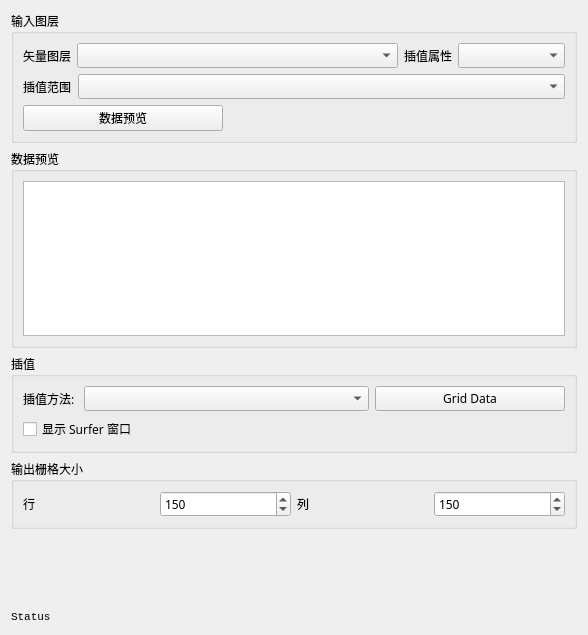
The window that SurferInQGIS/ui/Grid.ui (liuxspro/SurferInQGIS) describes before a commit, drawn with Qt 5.
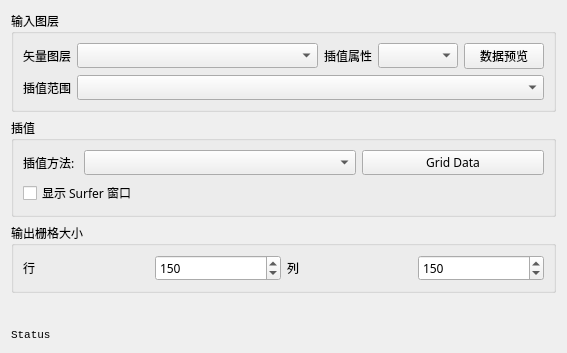
The same window after the commit. Custom widgets are drawn as their Qt base class.

Commit message: Chore: 调整数据预览为弹出窗口

What changed in the file:
```diff
--- a/SurferInQGIS/ui/Grid.ui
+++ b/SurferInQGIS/ui/Grid.ui
@@ -6,8 +6,8 @@
    <rect>
     <x>0</x>
     <y>0</y>
-    <width>588</width>
-    <height>635</height>
+    <width>567</width>
+    <height>353</height>
    </rect>
   </property>
   <property name="font">
@@ -18,7 +18,7 @@
   <property name="windowTitle">
    <string>Surfer In QGIS</string>
   </property>
-  <layout class="QVBoxLayout" name="verticalLayout" stretch="1,8,0,0,3,0">
+  <layout class="QVBoxLayout" name="verticalLayout" stretch="1,0,0,3,0">
    <item>
     <widget class="QGroupBox" name="groupBox">
      <property name="title">
@@ -26,7 +26,7 @@
      </property>
      <layout class="QVBoxLayout" name="verticalLayout_2">
       <item>
-       <layout class="QHBoxLayout" name="horizontalLayout" stretch="0,6,0,2">
+       <layout class="QHBoxLayout" name="horizontalLayout" stretch="0,6,0,2,0">
         <item>
          <widget class="QLabel" name="label">
           <property name="text">
@@ -47,6 +47,19 @@
         <item>
          <widget class="QgsFieldComboBox" name="mFieldComboBox"/>
         </item>
+        <item>
+         <widget class="QPushButton" name="pushButton">
+          <property name="maximumSize">
+           <size>
+            <width>200</width>
+            <height>16777215</height>
+           </size>
+          </property>
+          <property name="text">
+           <string>数据预览</string>
+          </property>
+         </widget>
+        </item>
        </layout>
       </item>
       <item>
@@ -62,31 +75,6 @@
          <widget class="QgsMapLayerComboBox" name="mMapLayerComboBox_2"/>
         </item>
        </layout>
-      </item>
-      <item>
-       <widget class="QPushButton" name="pushButton">
-        <property name="maximumSize">
-         <size>
-          <width>200</width>
-          <height>16777215</height>
-         </size>
-        </property>
-        <property name="text">
-         <string>数据预览</string>
-        </property>
-       </widget>
-      </item>
-     </layout>
-    </widget>
-   </item>
-   <item>
-    <widget class="QGroupBox" name="groupBox_2">
-     <property name="title">
-      <string>数据预览</string>
-     </property>
-     <layout class="QVBoxLayout" name="verticalLayout_3">
-      <item>
-       <widget class="QTableWidget" name="data_tableWidget"/>
       </item>
      </layout>
     </widget>
```
The commit also changes 5 other files.
